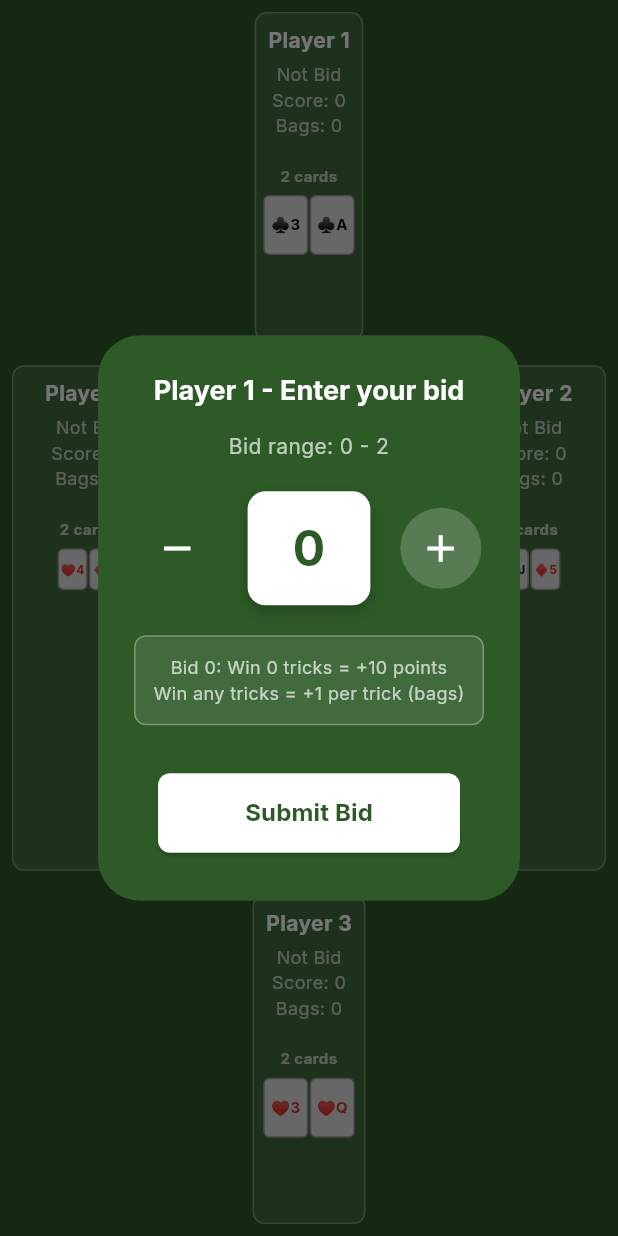
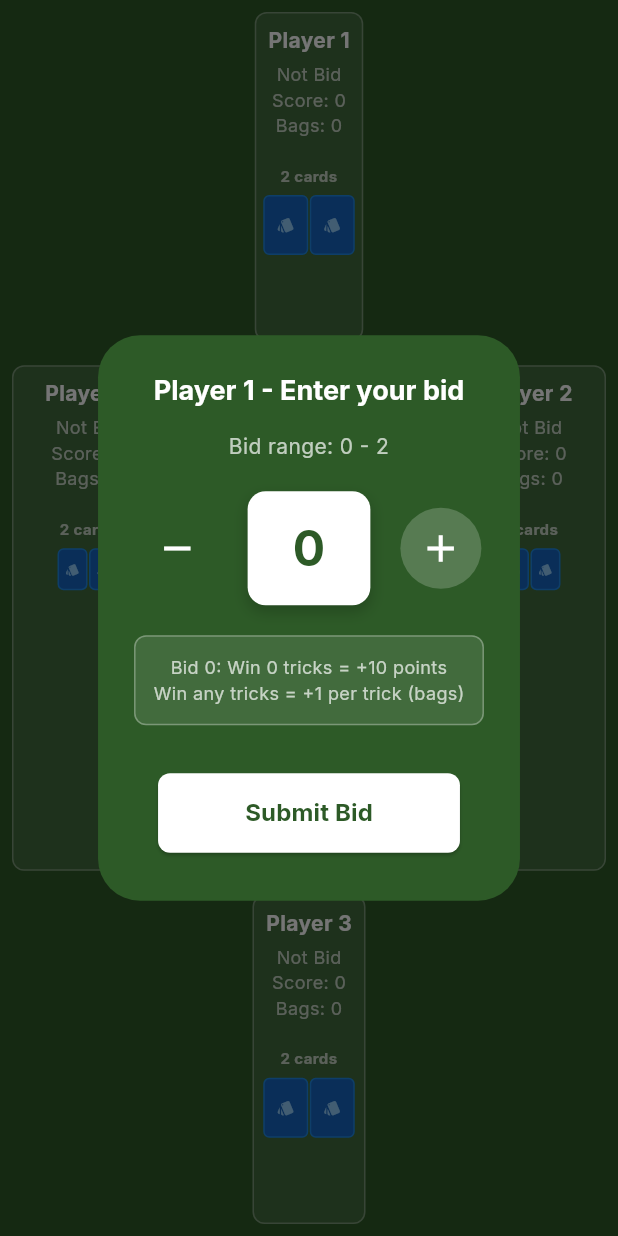
Before and after one commit to AungMyoKyaw4198/2to10_game, a Flutter app: the screen it shows after launch, after a tap on "Start New Game", on a phone screen of 412 x 824 dp. Run offline on Flutter 3.47's test engine with Material 3 defaults, Android fonts, the phone set to English and light mode, and no system bars; our stand-ins replace confetti, google_fonts.

Commit message:
Add card hiding

```diff
--- a/two_to_ten/lib/widgets/player_box.dart
+++ b/two_to_ten/lib/widgets/player_box.dart
@@ -335,19 +335,29 @@ class PlayerBox extends StatelessWidget {
     // Adjust font size based on card size
     double fontSize = cardWidth > 25 ? 10 : 8;
 
+    // Show card back if it's not this player's turn
+    bool showCardBack = !isPlayerTurn;
+
     return GestureDetector(
       onTap: isPlayable ? () => onCardPlayed(card) : null,
       child: Container(
         width: cardWidth,
         height: cardHeight,
         decoration: BoxDecoration(
-          color: isPlayable ? Colors.white : Colors.grey.shade300,
+          color:
+              showCardBack
+                  ? Colors
+                      .blue
+                      .shade800 // Card back color
+                  : (isPlayable ? Colors.white : Colors.grey.shade300),
           borderRadius: BorderRadius.circular(4),
           border: Border.all(
             color:
-                isPlayable
+                showCardBack
+                    ? Colors.blue.shade600
+                    : (isPlayable
                         ? (isPlayerTurn ? Colors.yellow : Color(card.color))
-                    : Colors.grey,
+                        : Colors.grey),
             width: isPlayable && isPlayerTurn ? 2 : 1,
           ),
           boxShadow:
@@ -362,7 +372,14 @@ class PlayerBox extends StatelessWidget {
                   : null,
         ),
         child: Center(
-          child: Text(
+          child:
+              showCardBack
+                  ? Icon(
+                    Icons.style, // Card back pattern icon
+                    color: Colors.blue.shade200,
+                    size: fontSize * 1.2,
+                  )
+                  : Text(
                     card.displayString,
                     style: TextStyle(
                       color:
```
Lines whose indentation alone changed are shown as unchanged.
